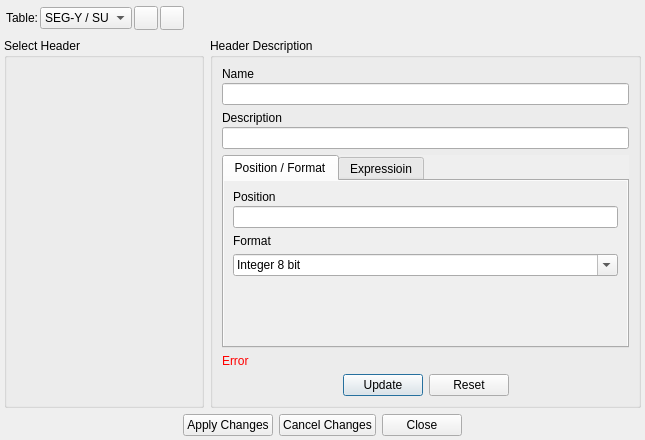
wangweiwei104/SeiSee, file SeiSeeMp/edithdrdialog.ui: the form before one commit.
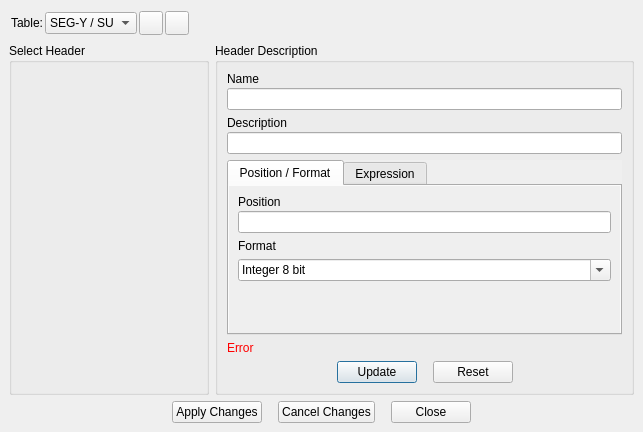
The form after the commit. Icons and pictures are not drawn. Custom widgets are drawn as their Qt base class.

Commit message: 微调diff界面边距；显示隐藏的按钮，改为通过enabled控制

Diff of the .ui file:
```diff
--- a/SeiSeeMp/edithdrdialog.ui
+++ b/SeiSeeMp/edithdrdialog.ui
@@ -6,8 +6,8 @@
    <rect>
     <x>0</x>
     <y>0</y>
-    <width>645</width>
-    <height>440</height>
+    <width>643</width>
+    <height>432</height>
    </rect>
   </property>
   <property name="windowTitle">
@@ -15,16 +15,16 @@
   </property>
   <layout class="QVBoxLayout" name="verticalLayout_4">
    <property name="leftMargin">
-    <number>4</number>
+    <number>9</number>
    </property>
    <property name="topMargin">
-    <number>4</number>
+    <number>9</number>
    </property>
    <property name="rightMargin">
-    <number>4</number>
+    <number>9</number>
    </property>
    <property name="bottomMargin">
-    <number>4</number>
+    <number>9</number>
    </property>
    <item>
     <widget class="CustomFrame" name="frame_5">
@@ -387,7 +387,7 @@
              <bool>true</bool>
             </property>
             <attribute name="title">
-             <string>Expressioin</string>
+             <string>Expression</string>
             </attribute>
             <layout class="QHBoxLayout" name="horizontalLayout_5">
              <item>
@@ -521,6 +521,9 @@
          </item>
          <item>
           <layout class="QHBoxLayout" name="horizontalLayout_4">
+           <property name="spacing">
+            <number>16</number>
+           </property>
            <item>
             <spacer name="horizontalSpacer_4">
              <property name="orientation">
@@ -578,6 +581,9 @@
       </sizepolicy>
      </property>
      <layout class="QHBoxLayout" name="horizontalLayout_2">
+      <property name="spacing">
+       <number>16</number>
+      </property>
       <property name="leftMargin">
        <number>0</number>
       </property>
```
The commit also changes 2 other files.
